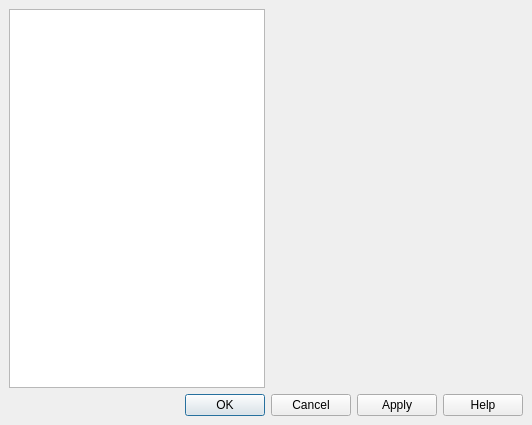
Above: src/gui/pref/dialog.ui from wilbert2000/wzplayer before the change. Below: the same form after it.
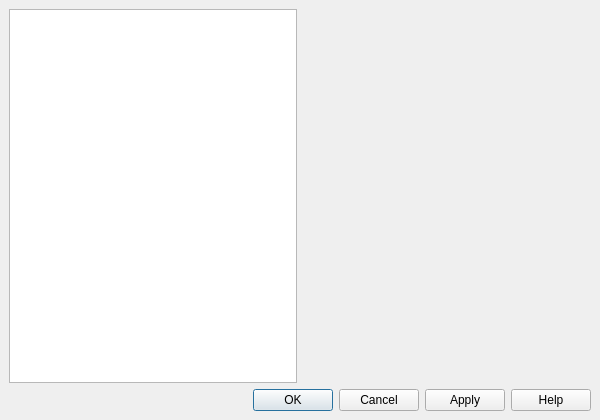
That is the form after the change.

The edit to the form file:
```diff
--- a/src/gui/pref/dialog.ui
+++ b/src/gui/pref/dialog.ui
@@ -1,12 +1,12 @@
 <ui version="4.0" >
  <class>Gui::Pref::TDialog</class>
- <widget class="QDialog" name="Gui::Pref::TDialog" >
-  <property name="geometry" >
+ <widget class="QDialog" name="Gui::Pref::TDialog">
+  <property name="geometry">
    <rect>
     <x>0</x>
     <y>0</y>
-    <width>532</width>
-    <height>425</height>
+    <width>600</width>
+    <height>420</height>
    </rect>
   </property>
   <property name="windowTitle" >
@@ -19,12 +19,10 @@
    <property name="spacing" >
     <number>6</number>
    </property>
-   <item row="0" column="1" >
-    <widget class="QStackedWidget" name="pages" >
-     <property name="sizePolicy" >
-      <sizepolicy>
-       <hsizetype>7</hsizetype>
-       <vsizetype>5</vsizetype>
+   <item row="0" column="1">
+    <widget class="QStackedWidget" name="pages">
+     <property name="sizePolicy">
+      <sizepolicy hsizetype="Expanding" vsizetype="Preferred">
        <horstretch>0</horstretch>
        <verstretch>0</verstretch>
       </sizepolicy>
@@ -34,19 +32,17 @@
      </property>
     </widget>
    </item>
-   <item row="0" column="0" >
-    <widget class="QListWidget" name="sections" >
-     <property name="sizePolicy" >
-      <sizepolicy>
-       <hsizetype>3</hsizetype>
-       <vsizetype>7</vsizetype>
+   <item row="0" column="0">
+    <widget class="QListWidget" name="sections">
+     <property name="sizePolicy">
+      <sizepolicy hsizetype="MinimumExpanding" vsizetype="Expanding">
        <horstretch>0</horstretch>
        <verstretch>0</verstretch>
       </sizepolicy>
      </property>
-     <property name="minimumSize" >
+     <property name="minimumSize">
       <size>
-       <width>150</width>
+       <width>176</width>
        <height>0</height>
       </size>
      </property>
@@ -57,8 +53,8 @@
      <property name="orientation" >
       <enum>Qt::Horizontal</enum>
      </property>
-     <property name="standardButtons" >
-      <set>QDialogButtonBox::Apply|QDialogButtonBox::Cancel|QDialogButtonBox::Help|QDialogButtonBox::NoButton|QDialogButtonBox::Ok</set>
+     <property name="standardButtons">
+      <set>QDialogButtonBox::Apply|QDialogButtonBox::Cancel|QDialogButtonBox::Help|QDialogButtonBox::Ok</set>
      </property>
     </widget>
    </item>
```
Left out of the diff: 31 changed lines with no effect on the pictures.
